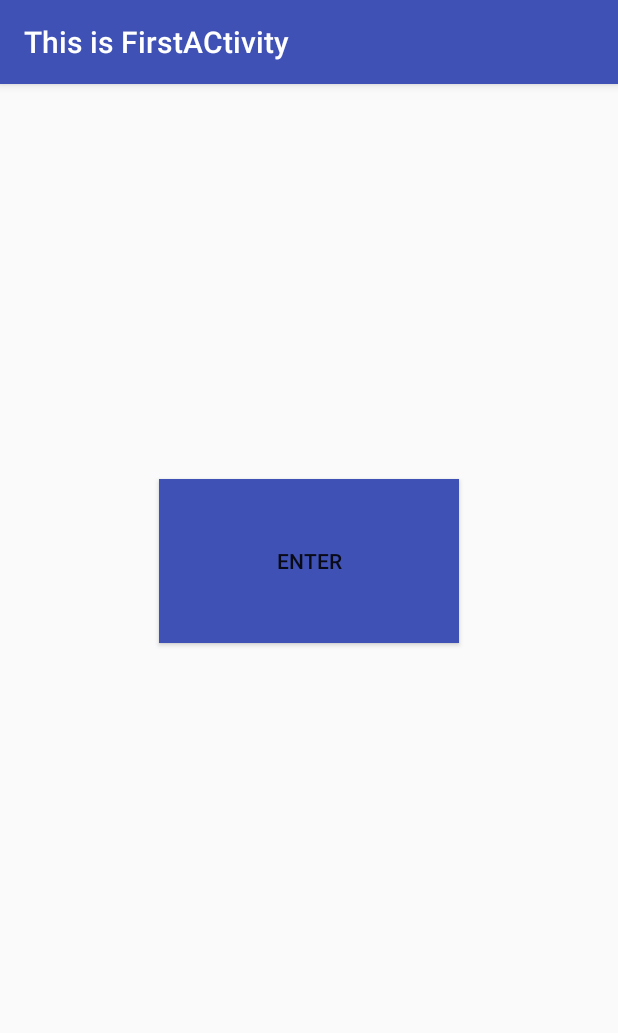
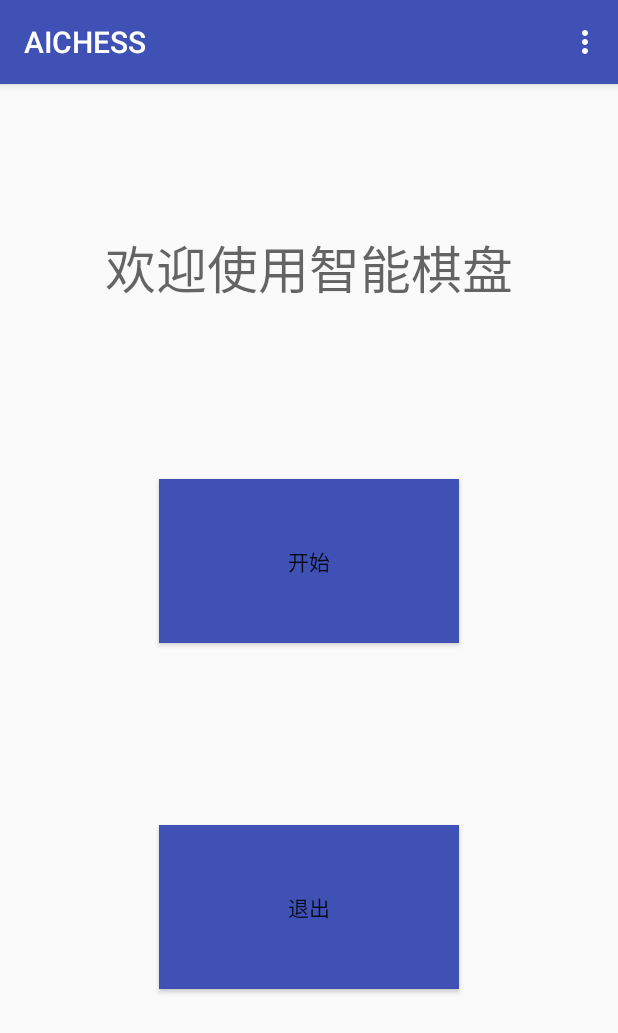
Before and after one commit to 2018fivechess/-, an Android app: the screen it shows after launch (FirstActivity), on a phone screen of 412 x 824 dp. Shown: the top 1033 px of the screen. Run offline under Robolectric (Android 15) with nearby library versions, the phone set to English and light mode, and no system bars.

Commit message:
201804242319

```diff
--- a/ChessFaceToFace2/app/src/main/AndroidManifest.xml
+++ b/ChessFaceToFace2/app/src/main/AndroidManifest.xml
@@ -11,7 +11,7 @@
         android:theme="@style/AppTheme">
         <activity
             android:name=".FirstActivity"
-            android:label="This is FirstACtivity">
+            android:label="AICHESS">
             <intent-filter>
                 <action android:name="android.intent.action.MAIN" />
 
--- a/ChessFaceToFace2/app/src/main/java/com/example/junruitian/chessfacetoface/FirstActivity.java
+++ b/ChessFaceToFace2/app/src/main/java/com/example/junruitian/chessfacetoface/FirstActivity.java
@@ -3,6 +3,8 @@ package com.example.junruitian.chessfacetoface;
 import android.content.Intent;
 import android.support.v7.app.AppCompatActivity;
 import android.os.Bundle;
+import android.view.Menu;
+import android.view.MenuItem;
 import android.view.View;
 import android.widget.Button;
 import android.widget.Toast;
@@ -19,11 +21,44 @@ public class FirstActivity extends AppCompatActivity {
         button1.setOnClickListener(new View.OnClickListener() {
             @Override
             public void onClick(View v) {
-                Toast.makeText(FirstActivity.this,"click success",Toast.LENGTH_SHORT).show();
-                Intent intent = new Intent(FirstActivity.this,SecondActivity.class);
-                startActivity(intent);
+                Toast.makeText(FirstActivity.this,"begin success",Toast.LENGTH_SHORT).show();
+                Intent intent1 = new Intent(FirstActivity.this,SecondActivity.class);
+                startActivity(intent1);
+            }
+        });
+
+        Button button3 = (Button) findViewById(R.id.button_3);
+        button3.setOnClickListener(new View.OnClickListener() {
+            @Override
+            public void onClick(View v) {
+                //Toast.makeText(FirstActivity.this,"click success",Toast.LENGTH_SHORT).show();
+                //Intent intent = new Intent(FirstActivity.this,SecondActivity.class);
+                //startActivity(intent);
+                finish();
             }
         });
 
     }
+
+    public boolean onCreateOptionsMenu(Menu menu)
+    {
+        getMenuInflater().inflate(R.menu.main, menu);
+        return true;
+    }
+
+    public boolean onOptionsItemSelected(MenuItem item)
+    {
+        switch (item.getItemId())
+        {
+            case R.id.add_item:
+                Toast.makeText(this,"Login",Toast.LENGTH_SHORT).show();
+                //加入login后期activity
+                break;
+            case R.id.remove_item:
+                Toast.makeText(this,"Logout",Toast.LENGTH_SHORT).show();
+                break;
+            default:
+        }
+        return true;
+    }
 }
--- a/ChessFaceToFace2/app/src/main/res/layout/first_layout.xml
+++ b/ChessFaceToFace2/app/src/main/res/layout/first_layout.xml
@@ -6,17 +6,42 @@
     android:layout_width="match_parent"
     android:layout_height="match_parent">
 
+    <TextView
+        android:id="@+id/textViewBegin"
+        android:layout_width="match_parent"
+        android:layout_height="wrap_content"
+        android:layout_marginBottom="115dp"
+        android:gravity="center"
+
+        android:text="欢迎使用智能棋盘"
+        android:textAppearance="@style/TextAppearance.AppCompat.Display1"
+        app:layout_constraintBottom_toTopOf="@+id/button_1" />
+
     <Button
         android:id="@+id/button_1"
         style="@style/Widget.AppCompat.Button"
         android:layout_width="200dp"
         android:layout_height="109dp"
         android:background="@color/colorPrimary"
-        android:text="Enter"
+        android:text="开始"
         android:visibility="visible"
         app:layout_constraintBottom_toBottomOf="parent"
         app:layout_constraintEnd_toEndOf="parent"
         app:layout_constraintStart_toStartOf="parent"
         app:layout_constraintTop_toTopOf="parent"
         app:layout_constraintVertical_bias="0.39999998" />
+
+    <Button
+        android:id="@+id/button_3"
+        style="@style/Widget.AppCompat.Button"
+        android:layout_width="200dp"
+        android:layout_height="109dp"
+        android:background="@color/colorPrimary"
+        android:text="退出"
+        android:visibility="visible"
+        app:layout_constraintBottom_toBottomOf="parent"
+        app:layout_constraintEnd_toEndOf="parent"
+        app:layout_constraintStart_toStartOf="parent"
+        app:layout_constraintTop_toTopOf="parent"
+        app:layout_constraintVertical_bias="0.75" />
 </android.support.constraint.ConstraintLayout>
--- /dev/null
+++ b/ChessFaceToFace2/app/src/main/res/menu/main.xml
@@ -0,0 +1,9 @@
+<?xml version="1.0" encoding="utf-8"?>
+<menu xmlns:android="http://schemas.android.com/apk/res/android">
+<item
+    android:id="@+id/add_item"
+    android:title="Login" />
+<item
+    android:id="@+id/remove_item"
+    android:title="Logout" />
+</menu>
```
